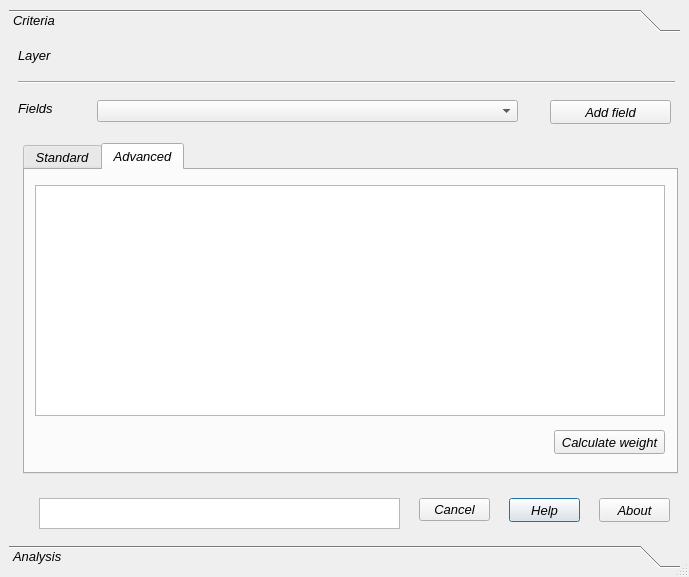
The window that geoWeightedSum.ui (gmassei/VectorMCDA) describes before a commit, drawn with Qt 5.
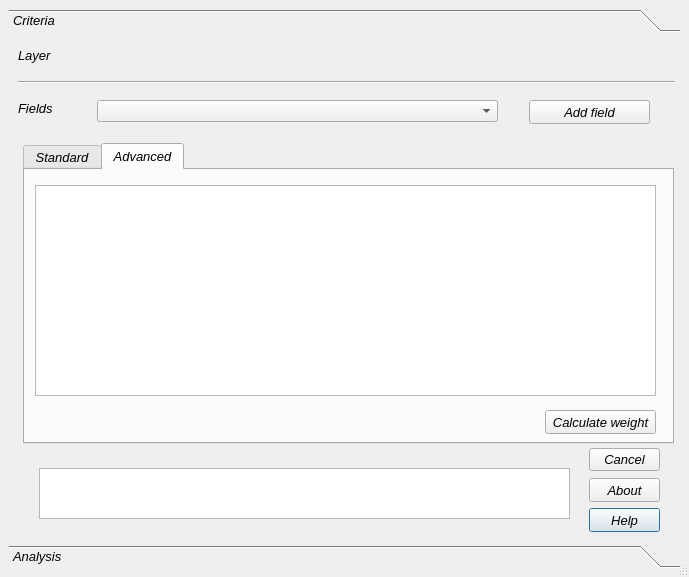
The same window after the commit. The open tabs and pages were chosen to show the change.

What changed in the file:
```diff
--- a/geoWeightedSum.ui
+++ b/geoWeightedSum.ui
@@ -87,7 +87,7 @@
         <rect>
          <x>88</x>
          <y>62</y>
-         <width>421</width>
+         <width>401</width>
          <height>22</height>
         </rect>
        </property>
@@ -137,9 +137,9 @@
        <property name="geometry">
         <rect>
          <x>30</x>
-         <y>460</y>
-         <width>361</width>
-         <height>31</height>
+         <y>430</y>
+         <width>531</width>
+         <height>51</height>
         </rect>
        </property>
        <property name="sizePolicy">
@@ -165,8 +165,8 @@
       <widget class="QPushButton" name="SetBtnHelp">
        <property name="geometry">
         <rect>
-         <x>500</x>
-         <y>460</y>
+         <x>580</x>
+         <y>470</y>
          <width>71</width>
          <height>24</height>
         </rect>
@@ -208,8 +208,8 @@
         <rect>
          <x>14</x>
          <y>105</y>
-         <width>655</width>
-         <height>331</height>
+         <width>651</width>
+         <height>301</height>
         </rect>
        </property>
        <property name="currentIndex">
@@ -308,8 +308,8 @@
         <widget class="QPushButton" name="EnvCalculateBtn">
          <property name="geometry">
           <rect>
-           <x>529</x>
-           <y>260</y>
+           <x>520</x>
+           <y>240</y>
            <width>111</width>
            <height>24</height>
           </rect>
@@ -338,8 +338,8 @@
           <rect>
            <x>10</x>
            <y>15</y>
-           <width>630</width>
-           <height>231</height>
+           <width>621</width>
+           <height>211</height>
           </rect>
          </property>
          <property name="sizePolicy">
@@ -363,7 +363,7 @@
       <widget class="QPushButton" name="EnvAddFieldBtn">
        <property name="geometry">
         <rect>
-         <x>541</x>
+         <x>520</x>
          <y>62</y>
          <width>121</width>
          <height>24</height>
@@ -382,8 +382,8 @@
       <widget class="QPushButton" name="SetBtnAbout">
        <property name="geometry">
         <rect>
-         <x>590</x>
-         <y>460</y>
+         <x>580</x>
+         <y>440</y>
          <width>71</width>
          <height>24</height>
         </rect>
@@ -407,8 +407,8 @@
       <widget class="QDialogButtonBox" name="SetBtnQuit">
        <property name="geometry">
         <rect>
-         <x>410</x>
-         <y>460</y>
+         <x>580</x>
+         <y>410</y>
          <width>71</width>
          <height>24</height>
         </rect>
@@ -432,19 +432,6 @@
         <set>QDialogButtonBox::Cancel</set>
        </property>
       </widget>
-      <widget class="QLabel" name="LblWeighGraph">
-       <property name="geometry">
-        <rect>
-         <x>20</x>
-         <y>380</y>
-         <width>541</width>
-         <height>71</height>
-        </rect>
-       </property>
-       <property name="text">
-        <string/>
-       </property>
-      </widget>
       <zorder>EnvAddFieldBtn</zorder>
       <zorder>EnvlistFieldsCBox</zorder>
       <zorder>EnvLbl</zorder>
```
Left out of the diff: 7 changed lines with no effect on the pictures.
